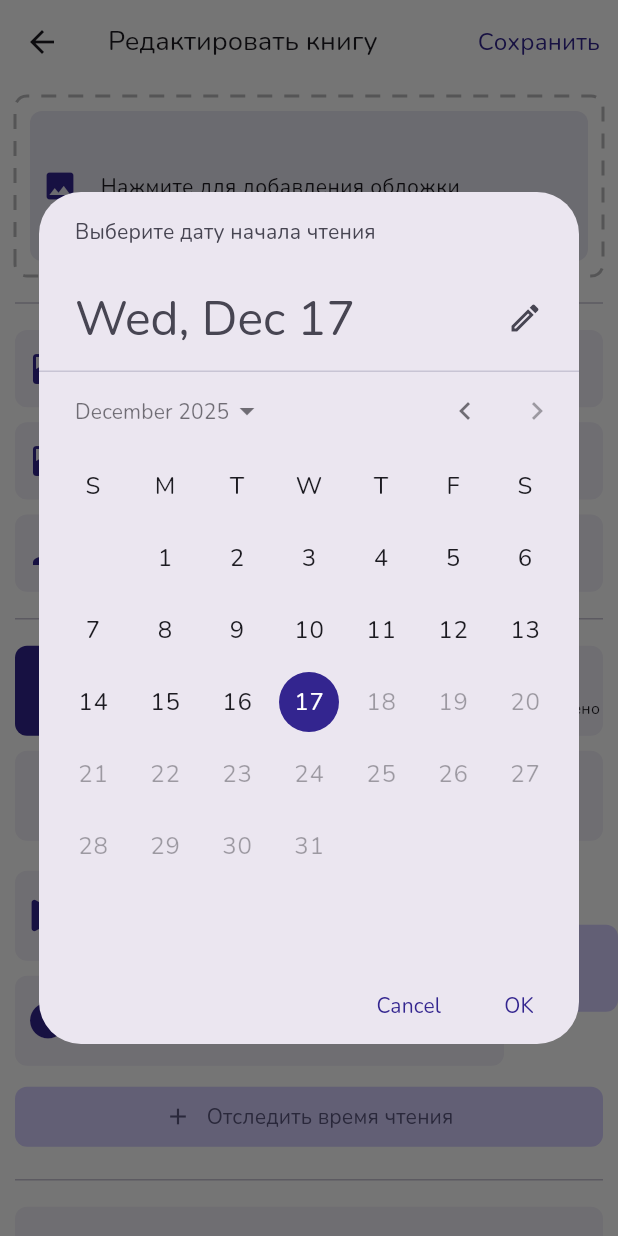
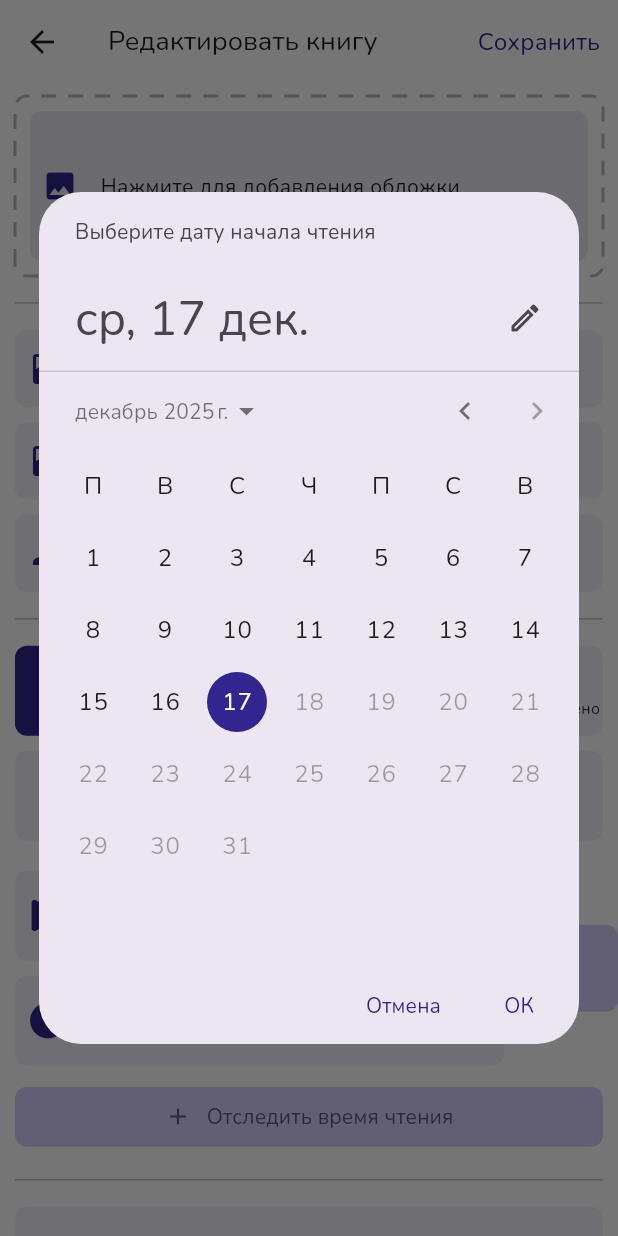
Before and after one commit to Coffeein0/CoffeeBooks, a Flutter app: the AddBookScreen screen opened directly, after a tap on "Отследить время чтения", after a tap on "Дата начала", on a phone screen of 412 x 824 dp. Run offline on Flutter 3.47's test engine with Material 3 defaults, Android fonts, the phone set to English and light mode, and no system bars; drawn by our look-alikes of dotted_border, dropdown_button2, dynamic_color, flutter_rating_bar; our stand-ins replace cached_network_image, connectivity_plus, device_info_plus, diacritic, easy_localization, equatable and 18 more; missing offline and left inert: blurhash, blurhash_dart, flex_color_picker, flutter_displaymode; accounts and stored records are empty; project files that could hold a hidden picture were left out.

Commit message:
a few small fixes

```diff
--- a/assets/translations/ru-RU.json
+++ b/assets/translations/ru-RU.json
@@ -204,7 +204,7 @@
     "general_search": "Основной",
     "cover_not_found_in_ol": "Обложка не найдена в Open Library",
     "books_settings": "Книги",
-    "set_custom_reading_time": "Установить собственное время чтения",
+    "set_custom_reading_time": "Установить время чтения",
     "filter_out_selected_tags": "Отфильтровать по выбранным тегам",
     "no_search_results": "Ничего не найдено",
     "click_to_add_book_manually": "Нажмите здесь, чтобы добавить книгу вручную",
--- a/lib/core/constants/locale.dart
+++ b/lib/core/constants/locale.dart
@@ -4,5 +4,5 @@ import 'package:coffeebooks/model/app_language.dart';
 
 final supportedLocales = [
   AppLanguage('English', const Locale('en', 'US')),
-  AppLanguage('русский язык', const Locale('ru', 'RU')),
+  AppLanguage('Русский Язык', const Locale('ru', 'RU')),
 ];
--- a/lib/main.dart
+++ b/lib/main.dart
@@ -75,7 +75,7 @@ void main() async {
       supportedLocales: localeCodes,
       path: 'assets/translations',
       fallbackLocale: const Locale('en', 'US'),
-      startLocale: const Locale('ru-RU'),
+      startLocale: const Locale('ru', 'RU'),
       useFallbackTranslations: true,
       child: const App(),
     ),
--- a/lib/ui/settings_screen/settings_screen.dart
+++ b/lib/ui/settings_screen/settings_screen.dart
@@ -22,7 +22,7 @@ class SettingsScreen extends StatelessWidget {
   const SettingsScreen({super.key});
 
   static const licence = 'Licence v1.0';
-  static const repoUrl = 'https://github.com/Coffeein0/coffeebookscoffeebooks';
+  static const repoUrl = 'https://github.com/Coffeein0/CoffeeBooks';
   static const releasesUrl = '$repoUrl/releases';
   static const licenceUrl = '$repoUrl/blob/master/LICENSE';
 
```
